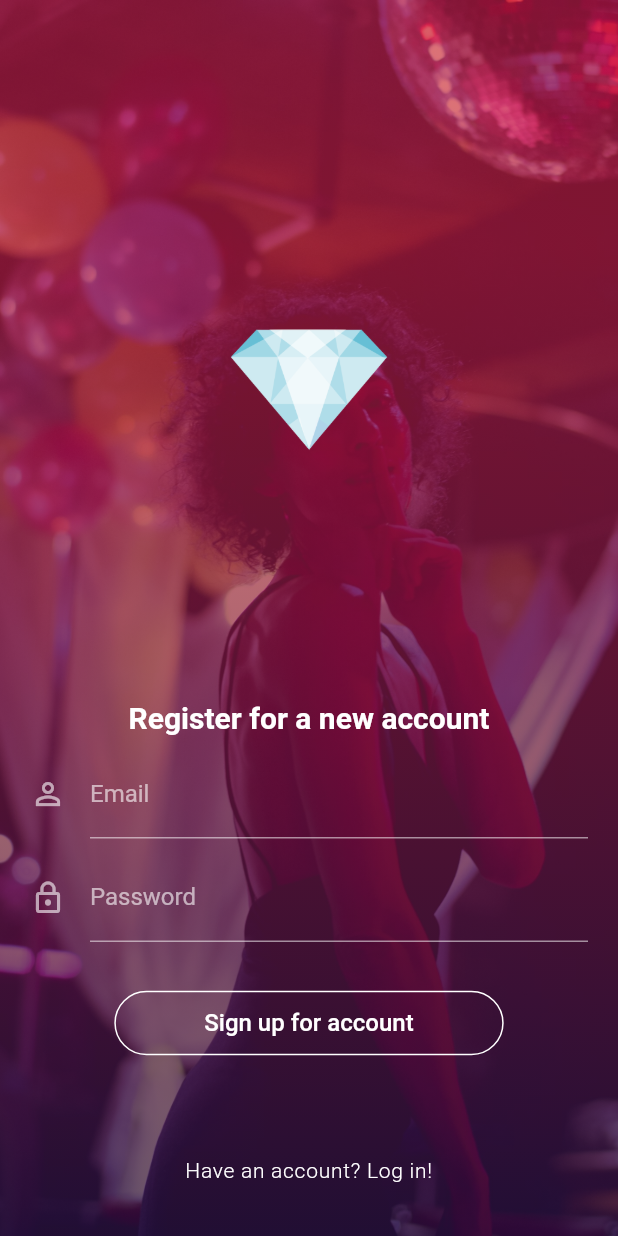
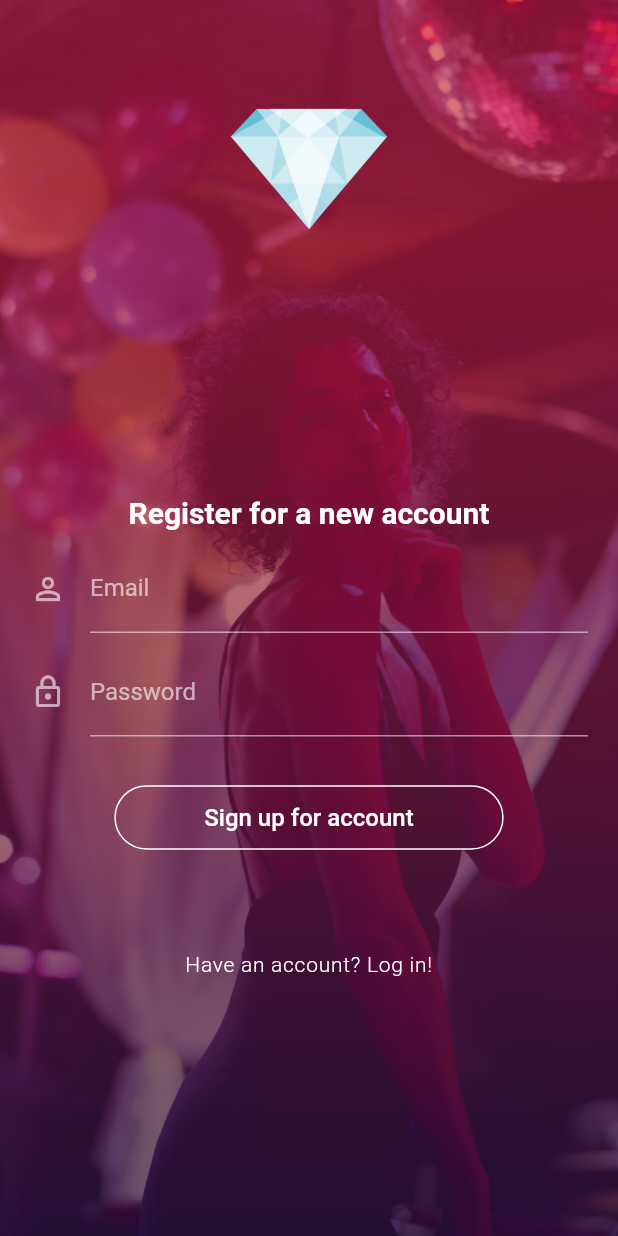
Before and after one commit to demijan-ha/Skp-Nightlife, a Flutter app: the screen it shows after launch, after a tap on "Sign in", after a tap on "Don't have an account? Sign Up", on a phone screen of 412 x 824 dp. Run offline on Flutter 3.47's test engine with Material 2 defaults, Android fonts, the phone set to English and light mode, and no system bars; our stand-ins replace cloud_firestore, firebase_auth, flutter_spinkit; accounts and stored records are empty.

Commit message:
Polished design of sign in and sign up.

```diff
--- a/lib/main.dart
+++ b/lib/main.dart
@@ -1,5 +1,4 @@
 import 'package:flutter/material.dart';
-import 'package:nightlife/const/const.dart';
 import 'package:provider/provider.dart';
 import 'package:nightlife/models/models.dart';
 import 'package:nightlife/wrapper.dart';
--- a/lib/screens/home.dart
+++ b/lib/screens/home.dart
@@ -2,7 +2,6 @@ import 'package:flutter/material.dart';
 import 'package:provider/provider.dart';
 import 'package:nightlife/widgets/widgets.dart';
 import 'package:nightlife/models/models.dart';
-import 'package:nightlife/repositories/repositories.dart';
 import 'package:nightlife/services/auth.dart';
 import 'package:nightlife/services/db.dart';
 
--- a/lib/screens/login/register.dart
+++ b/lib/screens/login/register.dart
@@ -3,7 +3,6 @@ import 'package:nightlife/screens/login/widgets/diamond.dart';
 import 'package:nightlife/const/const.dart';
 import 'package:flutter/material.dart';
 import 'package:nightlife/screens/login/widgets/register_form.dart';
-import 'package:nightlife/screens/login/widgets/sign_in_form.dart';
 
 class Register extends StatefulWidget {
   final Function toggleView;
@@ -29,18 +28,28 @@ class _RegisterState extends State<Register> {
                 Color.fromRGBO(36, 11, 54, 0.7),
               ],
               stops: [0.2, 1.0],
-            begin: const FractionalOffset(0.0, 0.0),
-            end: const FractionalOffset(0.0, 1.0),
-          )),
-          child: Column(
+              begin: FractionalOffset(0.0, 0.0),
+              end: FractionalOffset(0.0, 1.0),
+            ),
+          ),
+          child: ListView(
+            padding: EdgeInsets.all(0.0),
+            children: <Widget>[
+              Stack(
+                alignment: AlignmentDirectional.bottomCenter,
+                children: <Widget>[
+                  Column(
                     mainAxisAlignment: MainAxisAlignment.end,
                     children: <Widget>[
+                      SizedBox(
+                        height: 50.0,
+                      ),
                       Diamond(image: diamond),
                       SizedBox(
-                height: 140.0,
+                        height: 150.0,
                       ),
                       Padding(
-                padding: const EdgeInsets.symmetric(
+                        padding: EdgeInsets.symmetric(
                             vertical: 10.0, horizontal: 20.0),
                         child: RegisterForm(),
                       ),
@@ -68,131 +77,12 @@ class _RegisterState extends State<Register> {
                       ),
                     ],
                   ),
+                ],
+              ),
+            ],
+          ),
         ),
       ),
     );
   }
 }
-
-//class Register extends StatefulWidget {
-//  final Function toggleView;
-//  Register({this.toggleView});
-//
-//  @override
-//  _RegisterState createState() => _RegisterState();
-//}
-//
-//class _RegisterState extends State<Register> {
-//  final AuthService _auth = AuthService();
-//  final _formKey = GlobalKey<FormState>();
-//  bool loading = false;
-//
-//  String email = '';
-//  String pass = '';
-//  String error = '';
-//
-//  @override
-//  Widget build(BuildContext context) {
-//    return loading
-//        ? Loading()
-//        : Scaffold(
-//            backgroundColor: AppColors.PRIMARY_APPBAR_COLOR,
-//            body: Container(
-//              padding: EdgeInsets.symmetric(vertical: 20.0, horizontal: 50.0),
-//              child: Form(
-//                key: _formKey,
-//                child: Column(
-//                  crossAxisAlignment: CrossAxisAlignment.start,
-//                  children: <Widget>[
-//                    SizedBox(
-//                      height: 20.0,
-//                    ),
-//                    Text(
-//                      'Register',
-//                      style: headerStyleAccent,
-//                    ),
-//                    SizedBox(
-//                      height: 20.0,
-//                    ),
-//                    Text(
-//                      'Register for a new accout to have access to all features of the Skopje Nightlife App.',
-//                      style: TextStyle(
-//                        color: AppColors.WHITE87_TEXT_COLOR,
-//                        fontSize: 20.0,
-//                      ),
-//                    ),
-//                    SizedBox(
-//                      height: 20.0,
-//                    ),
-//                    TextFormField(
-//                        validator: (val) =>
-//                            val.isEmpty ? 'Enter an email!' : null,
-//                        onChanged: (val) {
-//                          setState(() => email = val);
-//                        }),
-//                    SizedBox(
-//                      height: 20.0,
-//                    ),
-//                    TextFormField(
-//                      validator: (val) =>
-//                          val.length < 6 ? 'Enter a strong password!' : null,
-//                      obscureText: true,
-//                      onChanged: (val) {
-//                        setState(() => pass = val);
-//                      },
-//                    ),
-//                    SizedBox(
-//                      height: 20.0,
-//                    ),
-//                    ButtonBar(
-//                      children: <Widget>[
-//                        FlatButton.icon(
-//                          onPressed: () {
-//                            widget.toggleView();
-//                          },
-//                          icon: Icon(
-//                            Icons.account_circle,
-//                            color: Colors.white,
-//                          ),
-//                          label: Text(
-//                            'Sign in',
-//                            style: whiteTextStyle,
-//                          ),
-//                        ),
-//                        RaisedButton.icon(
-//                            color: AppColors.SECONDARY_ACCENT_COLOR,
-//                            icon: Icon(Icons.person_add),
-//                            label: Text(
-//                              'Register',
-//                              style: whiteTextStyle,
-//                            ),
-//                            onPressed: () async {
-//                              if (_formKey.currentState.validate()) {
-//                                setState(() => loading = true);
-//                                dynamic result = await _auth
-//                                    .registerWithEmailAndPass(email, pass);
-//                                if (result == null) {
-//                                  setState(() {
-//                                    error =
-//                                        'Could not register with user and pass!';
-//                                    loading = false;
-//                                  });
-//                                }
-//                              }
-//                            }),
-//                      ],
-//                    ),
-//                    SizedBox(
-//                      height: 12.0,
-//                    ),
-//                    Text(
-//                      error,
-//                      style: textStyleAccent,
-//                    )
-//                  ],
-//                ),
-//              ),
-//            ),
-//          );
-//  }
-//}
--- a/lib/screens/login/sign_in.dart
+++ b/lib/screens/login/sign_in.dart
@@ -30,16 +30,27 @@ class _SignInPageState extends State<SignInPage> {
               stops: [0.2, 1.0],
               begin: FractionalOffset(0.0, 0.0),
               end: FractionalOffset(0.0, 1.0),
-          )),
-          child: Column(
+            ),
+          ),
+          child: ListView(
+            padding: const EdgeInsets.all(0.0),
+            children: <Widget>[
+              Stack(
+                alignment: AlignmentDirectional.bottomCenter,
+                children: <Widget>[
+                  Column(
                     mainAxisAlignment: MainAxisAlignment.end,
                     children: <Widget>[
+                      SizedBox(
+                        height: 50.0,
+                      ),
                       Diamond(image: diamond),
                       SizedBox(
-                height: 140.0,
+                        height: 150.0,
                       ),
                       Padding(
-                padding: EdgeInsets.symmetric(vertical: 10.0, horizontal: 20.0),
+                        padding: EdgeInsets.symmetric(
+                            vertical: 10.0, horizontal: 20.0),
                         child: LoginForm(),
                       ),
                       SizedBox(
@@ -66,6 +77,10 @@ class _SignInPageState extends State<SignInPage> {
                       ),
                     ],
                   ),
+                ],
+              ),
+            ],
+          ),
         ),
       ),
     );
```
Lines whose indentation alone changed are shown as unchanged.
